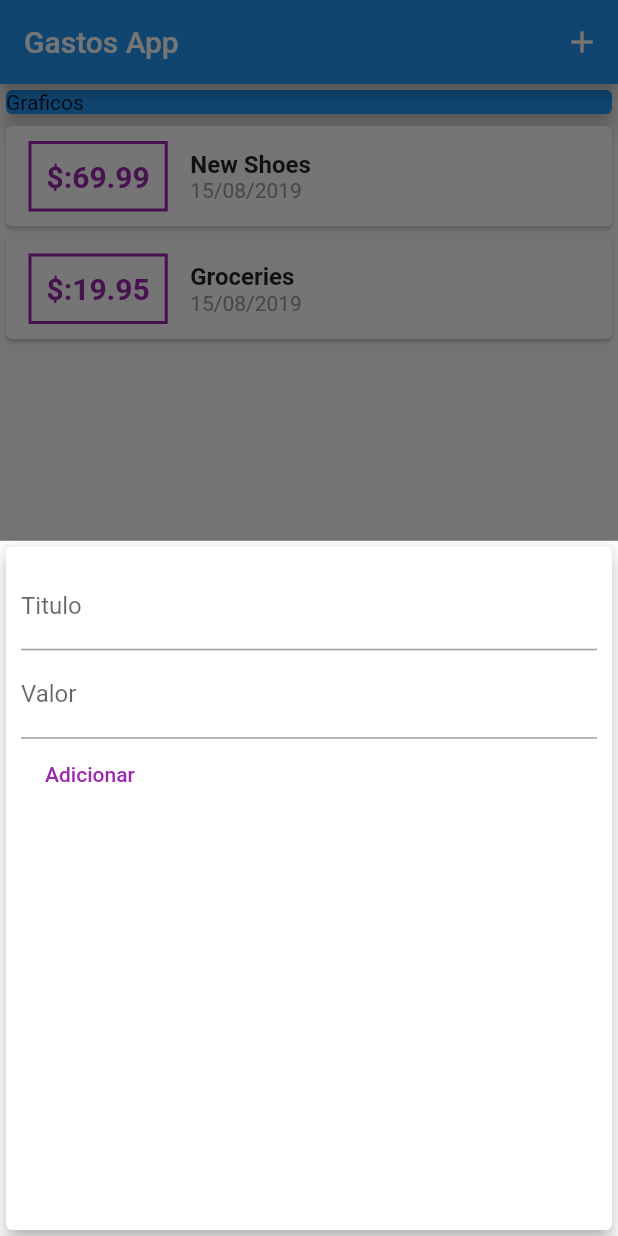
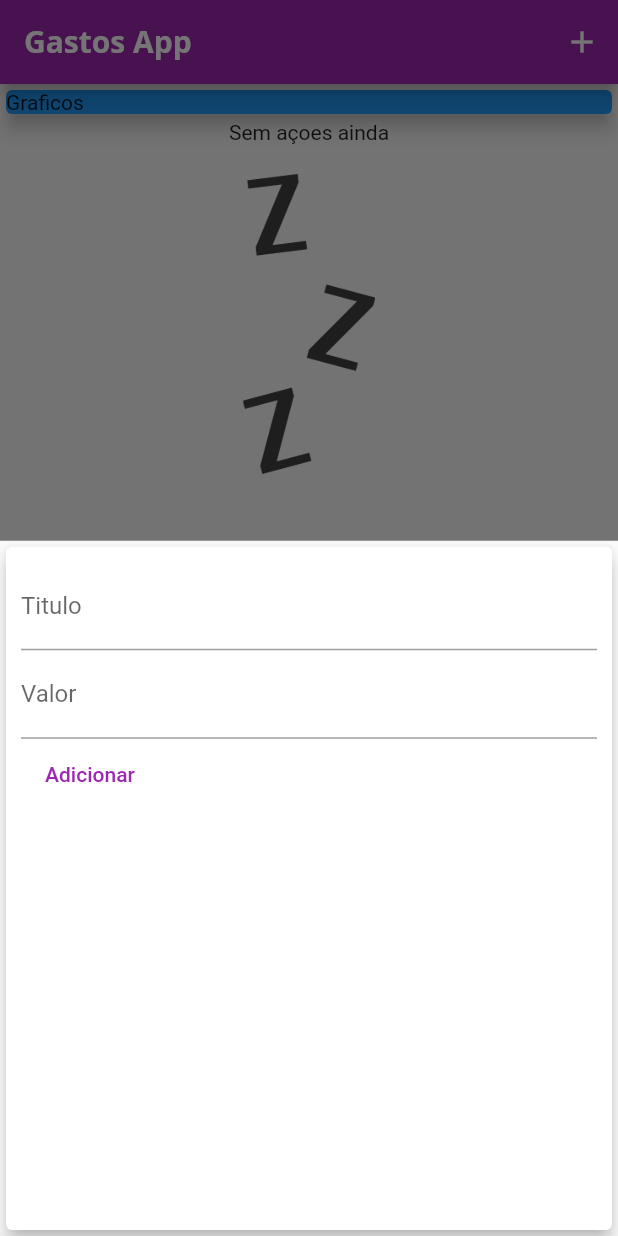
Before and after one commit to mavmaso/gastos_app, a Flutter app: the screen it shows after launch, after a tap on the "add" icon, on a phone screen of 412 x 824 dp. Run offline on Flutter 3.47's test engine with Material 2 defaults, Android fonts, the phone set to English and light mode, and no system bars.

Commit message:
Add Fontz, Themes and Imgz

```diff
--- a/lib/main.dart
+++ b/lib/main.dart
@@ -11,6 +11,27 @@ class MyApp extends StatelessWidget {
   Widget build(BuildContext context) {
     return MaterialApp(
       title: 'Gastos App',
+      theme: ThemeData(
+        primarySwatch: Colors.purple,
+        accentColor: Colors.amber,
+        fontFamily: 'Quicksand',
+        textTheme: ThemeData.light().textTheme.copyWith(
+              title: TextStyle(
+                fontFamily: 'OpenSans',
+                fontSize: 18,
+                fontWeight: FontWeight.bold,
+              ),
+            ),
+        appBarTheme: AppBarTheme(
+          textTheme: ThemeData.light().textTheme.copyWith(
+                title: TextStyle(
+                  fontFamily: 'OpenSans',
+                  fontSize: 20,
+                  fontWeight: FontWeight.bold,
+                ),
+              ),
+        ),
+      ),
       home: MyHomePage(),
     );
   }
@@ -23,18 +44,18 @@ class MyHomePage extends StatefulWidget {
 
 class _MyHomePageState extends State<MyHomePage> {
   final List<Transaction> _userTransactions = [
-    Transaction(
-      id: 't1',
-      title: 'New Shoes',
-      amount: 69.99,
-      date: DateTime.now(),
-    ),
-    Transaction(
-      id: 't2',
-      title: 'Groceries',
-      amount: 19.95,
-      date: DateTime.now(),
-    ),
+    // Transaction(
+    //   id: 't1',
+    //   title: 'New Shoes',
+    //   amount: 69.99,
+    //   date: DateTime.now(),
+    // ),
+    // Transaction(
+    //   id: 't2',
+    //   title: 'Groceries',
+    //   amount: 19.95,
+    //   date: DateTime.now(),
+    // ),
   ];
 
   void _addNewTransaction(String title, double amount) {
@@ -56,7 +77,6 @@ class _MyHomePageState extends State<MyHomePage> {
         return GestureDetector(
           onTap: () {},
           child: NewTransaction(_addNewTransaction),
-          behavior: HitTestBehavior.opaque,
         );
       },
     );
--- a/lib/widgets/new_transaction.dart
+++ b/lib/widgets/new_transaction.dart
@@ -1,24 +1,33 @@
 import 'package:flutter/material.dart';
 
-class NewTransaction extends StatelessWidget {
-  final titleController = TextEditingController();
-  final amountController = TextEditingController();
+class NewTransaction extends StatefulWidget {
   final Function addTx;
 
   NewTransaction(this.addTx);
+
+  @override
+  _NewTransactionState createState() => _NewTransactionState();
+}
+
+class _NewTransactionState extends State<NewTransaction> {
+  final titleController = TextEditingController();
+
+  final amountController = TextEditingController();
 
   void submitData() {
     final enteredTitle = titleController.text;
     final enteredAmount = double.parse(amountController.text);
 
-    if(enteredTitle.isEmpty || enteredAmount <= 0) {
+    if (enteredTitle.isEmpty || enteredAmount <= 0) {
       return;
     }
 
-    addTx(
+    widget.addTx(
       enteredTitle,
       enteredAmount,
     );
+
+    Navigator.of(context).pop();
   }
 
   @override
--- a/lib/widgets/transaction_list.dart
+++ b/lib/widgets/transaction_list.dart
@@ -11,16 +11,33 @@ class TransactionList extends StatelessWidget {
   Widget build(BuildContext context) {
     return Container(
       height: 290,
-      child: ListView.builder(
+      child: transactions.isEmpty
+          ? Column(
+              children: <Widget>[
+                Text('Sem açoes ainda'),
+                SizedBox(
+                  height: 20,
+                ),
+                Container(
+                  height: 200,
+                  child: Image.asset(
+                    'assets/images/waiting.png',
+                    fit: BoxFit.cover,
+                  ),
+                ),
+              ],
+            )
+          : ListView.builder(
               itemBuilder: (ctx, index) {
                 return Card(
                   child: Row(
                     children: <Widget>[
                       Container(
-                    margin: EdgeInsets.symmetric(vertical: 10, horizontal: 15),
+                        margin:
+                            EdgeInsets.symmetric(vertical: 10, horizontal: 15),
                         decoration: BoxDecoration(
                             border: Border.all(
-                      color: Colors.purple,
+                          color: Theme.of(context).primaryColor,
                           width: 2,
                         )),
                         padding: EdgeInsets.all(10),
@@ -29,20 +46,20 @@ class TransactionList extends StatelessWidget {
                           style: TextStyle(
                             fontWeight: FontWeight.bold,
                             fontSize: 20,
-                          color: Colors.purple),
-                    )),
+                            color: Theme.of(context).primaryColor,
+                          ),
+                        ),
+                      ),
                       Column(
                         crossAxisAlignment: CrossAxisAlignment.start,
                         children: <Widget>[
                           Text(
                             transactions[index].title,
-                      style: TextStyle(
-                        fontWeight: FontWeight.bold,
-                        fontSize: 16,
-                      ),
+                            style: Theme.of(context).textTheme.title,
                           ),
                           Text(
-                      DateFormat('dd/MM/yyyy').format(transactions[index].date),
+                            DateFormat('dd/MM/yyyy')
+                                .format(transactions[index].date),
                             style: TextStyle(
                               color: Colors.grey,
                             ),
```
Also changed, not shown: pubspec.yaml (+14 -9 lines), assets/fonts/OpenSans-Bold.ttf (added), assets/fonts/OpenSans-Regular.ttf (added), assets/fonts/Quicksand-Bold.ttf (added), assets/fonts/Quicksand-Light.ttf (added), assets/fonts/Quicksand-Medium.ttf (added), assets/fonts/Quicksand-Regular.ttf (added), assets/images/waiting.png (added). Lines whose indentation alone changed are shown as unchanged.
